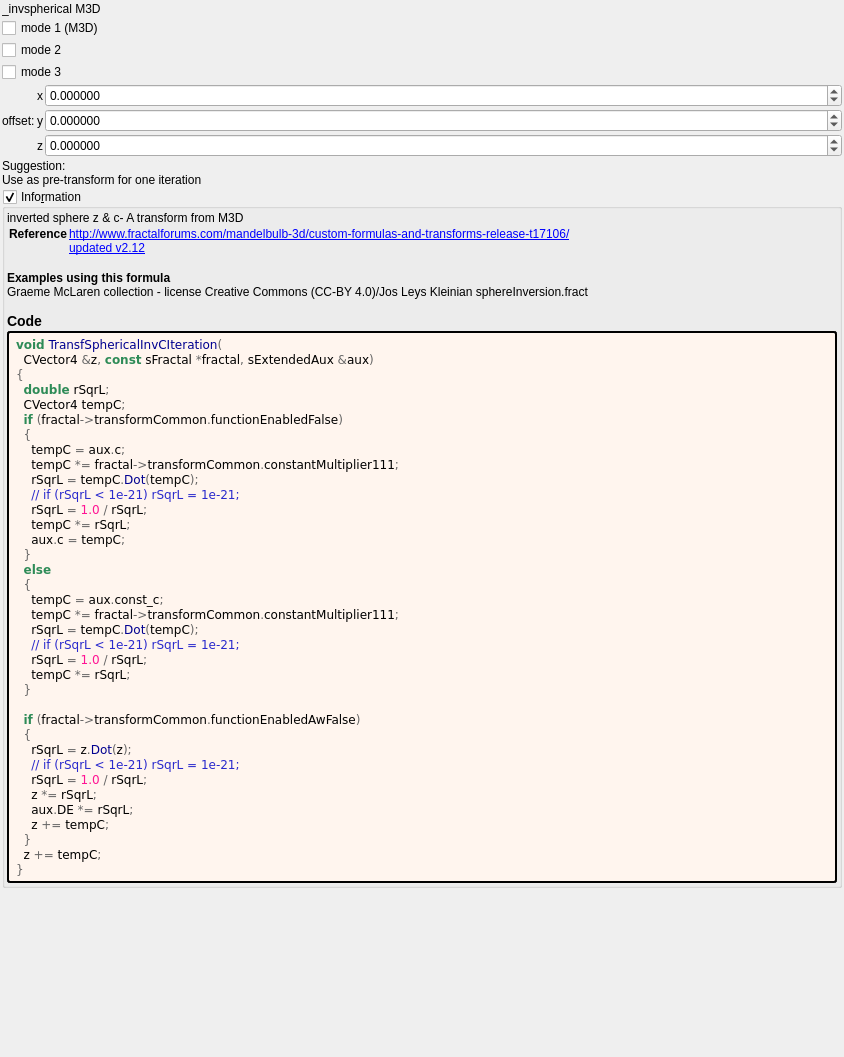
buddhi1980/mandelbulber2, file mandelbulber2/formula/ui/transf_spherical_coord_invs.ui: the form before one commit.
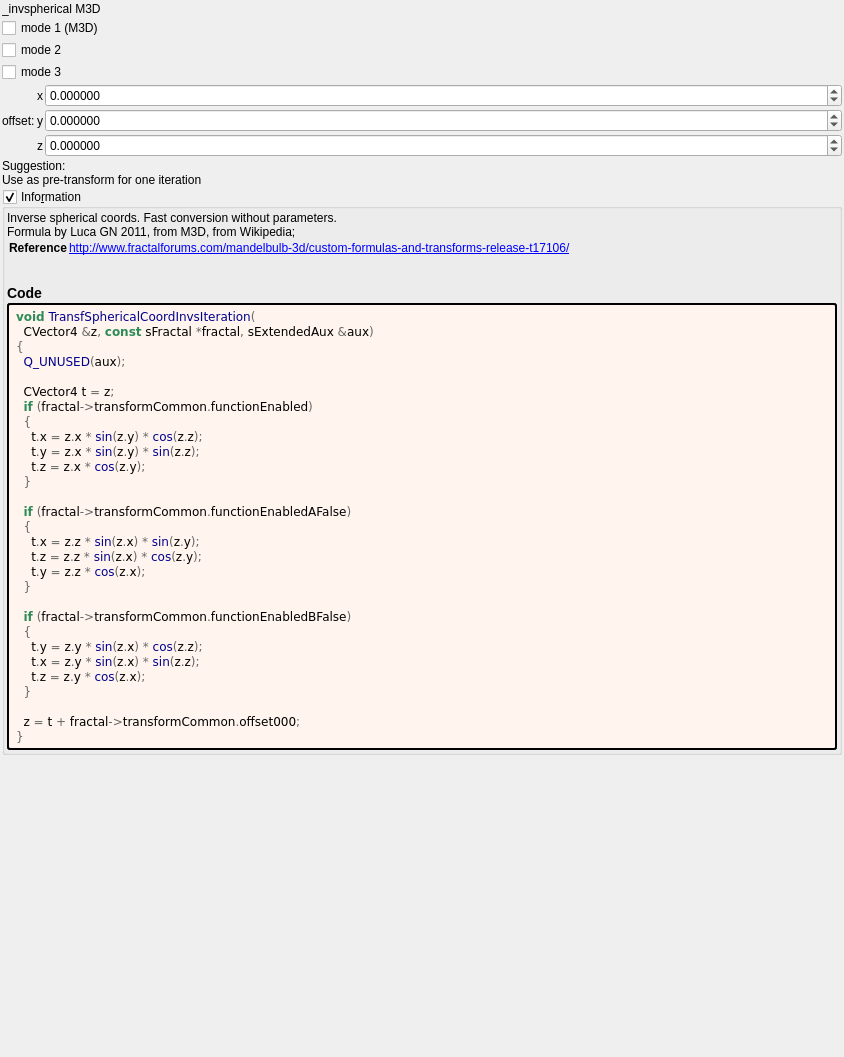
The form after the commit. Custom widgets are drawn as their Qt base class.

Commit message: Updated OpenCL formula codes and UIs

What changed in the file:
```diff
--- a/mandelbulber2/formula/ui/transf_spherical_coord_invs.ui
+++ b/mandelbulber2/formula/ui/transf_spherical_coord_invs.ui
@@ -224,12 +224,11 @@
       <item>
        <widget class="QLabel" name="label_information_general">
         <property name="text">
-         <string notr="true">&lt;p&gt;inverted sphere z &amp; c- A transform from M3D&lt;/p&gt;&lt;table&gt;
+         <string notr="true">&lt;p&gt;Inverse spherical coords. Fast conversion without parameters.&lt;br&gt;Formula by Luca GN 2011, from M3D, from Wikipedia;&lt;/p&gt;&lt;table&gt;
 &lt;tr&gt;&lt;th&gt;Reference&lt;/th&gt;&lt;td&gt;&lt;a href=&quot;http://www.fractalforums.com/mandelbulb-3d/custom-formulas-and-transforms-release-t17106/&quot;&gt;http://www.fractalforums.com/mandelbulb-3d/custom-formulas-and-transforms-release-t17106/&lt;br&gt;
-&lt;a href=&quot;updated v2.12&quot;&gt;updated v2.12&lt;br&gt;
 &lt;/td&gt;&lt;/tr&gt;
 &lt;/table&gt;
-&lt;br&gt;&lt;b&gt;Examples using this formula&lt;/b&gt;&lt;br&gt;Graeme McLaren  collection - license Creative Commons  (CC-BY 4.0)/Jos Leys Kleinian sphereInversion.fract&lt;h3&gt;Code&lt;/h3&gt;</string>
+&lt;h3&gt;Code&lt;/h3&gt;</string>
         </property>
         <property name="wordWrap">
          <bool>true</bool>
@@ -249,41 +248,34 @@
         </property>
         <property name="text">
          <string notr="true">&lt;body style=&quot;background-color:#fff5ee&quot;&gt;
-&lt;pre style=&quot;color:#000000; background-color:#fff5ee;  font-family:'Courier New',monospace;&quot;&gt;&lt;span style=&quot;color:#2e8b57; font-weight:bold&quot;&gt;void&lt;/span&gt; &lt;span style=&quot;color:#00008f&quot;&gt;TransfSphericalInvCIteration&lt;/span&gt;&lt;span style=&quot;color:#676767&quot;&gt;(&lt;/span&gt;
+&lt;pre style=&quot;color:#000000; background-color:#fff5ee;  font-family:'Courier New',monospace;&quot;&gt;&lt;span style=&quot;color:#2e8b57; font-weight:bold&quot;&gt;void&lt;/span&gt; &lt;span style=&quot;color:#00008f&quot;&gt;TransfSphericalCoordInvsIteration&lt;/span&gt;&lt;span style=&quot;color:#676767&quot;&gt;(&lt;/span&gt;
   CVector4 &lt;span style=&quot;color:#676767&quot;&gt;&amp;amp;&lt;/span&gt;z&lt;span style=&quot;color:#676767&quot;&gt;,&lt;/span&gt; &lt;span style=&quot;color:#2e8b57; font-weight:bold&quot;&gt;const&lt;/span&gt; sFractal &lt;span style=&quot;color:#676767&quot;&gt;*&lt;/span&gt;fractal&lt;span style=&quot;color:#676767&quot;&gt;,&lt;/span&gt; sExtendedAux &lt;span style=&quot;color:#676767&quot;&gt;&amp;amp;&lt;/span&gt;aux&lt;span style=&quot;color:#676767&quot;&gt;)&lt;/span&gt;
 &lt;span style=&quot;color:#676767&quot;&gt;{&lt;/span&gt;
-  &lt;span style=&quot;color:#2e8b57; font-weight:bold&quot;&gt;double&lt;/span&gt; rSqrL&lt;span style=&quot;color:#676767&quot;&gt;;&lt;/span&gt;
-  CVector4 tempC&lt;span style=&quot;color:#676767&quot;&gt;;&lt;/span&gt;
-  &lt;span style=&quot;color:#2e8b57; font-weight:bold&quot;&gt;if&lt;/span&gt; &lt;span style=&quot;color:#676767&quot;&gt;(&lt;/span&gt;fractal&lt;span style=&quot;color:#676767&quot;&gt;-&amp;gt;&lt;/span&gt;transformCommon&lt;span style=&quot;color:#676767&quot;&gt;.&lt;/span&gt;functionEnabledFalse&lt;span style=&quot;color:#676767&quot;&gt;)&lt;/span&gt;
+  &lt;span style=&quot;color:#00008f&quot;&gt;Q_UNUSED&lt;/span&gt;&lt;span style=&quot;color:#676767&quot;&gt;(&lt;/span&gt;aux&lt;span style=&quot;color:#676767&quot;&gt;);&lt;/span&gt;
+
+  CVector4 t &lt;span style=&quot;color:#676767&quot;&gt;=&lt;/span&gt; z&lt;span style=&quot;color:#676767&quot;&gt;;&lt;/span&gt;
+  &lt;span style=&quot;color:#2e8b57; font-weight:bold&quot;&gt;if&lt;/span&gt; &lt;span style=&quot;color:#676767&quot;&gt;(&lt;/span&gt;fractal&lt;span style=&quot;color:#676767&quot;&gt;-&amp;gt;&lt;/span&gt;transformCommon&lt;span style=&quot;color:#676767&quot;&gt;.&lt;/span&gt;functionEnabled&lt;span style=&quot;color:#676767&quot;&gt;)&lt;/span&gt;
   &lt;span style=&quot;color:#676767&quot;&gt;{&lt;/span&gt;
-    tempC &lt;span style=&quot;color:#676767&quot;&gt;=&lt;/span&gt; aux&lt;span style=&quot;color:#676767&quot;&gt;.&lt;/span&gt;c&lt;span style=&quot;color:#676767&quot;&gt;;&lt;/span&gt;
-    tempC &lt;span style=&quot;color:#676767&quot;&gt;*=&lt;/span&gt; fractal&lt;span style=&quot;color:#676767&quot;&gt;-&amp;gt;&lt;/span&gt;transformCommon&lt;span style=&quot;color:#676767&quot;&gt;.&lt;/span&gt;constantMultiplier111&lt;span style=&quot;color:#676767&quot;&gt;;&lt;/span&gt;
-    rSqrL &lt;span style=&quot;color:#676767&quot;&gt;=&lt;/span&gt; tempC&lt;span style=&quot;color:#676767&quot;&gt;.&lt;/span&gt;&lt;span style=&quot;color:#00008f&quot;&gt;Dot&lt;/span&gt;&lt;span style=&quot;color:#676767&quot;&gt;(&lt;/span&gt;tempC&lt;span style=&quot;color:#676767&quot;&gt;);&lt;/span&gt;
-    &lt;span style=&quot;color:#2929cc&quot;&gt;// if (rSqrL &amp;lt; 1e-21) rSqrL = 1e-21;&lt;/span&gt;
-    rSqrL &lt;span style=&quot;color:#676767&quot;&gt;=&lt;/span&gt; &lt;span style=&quot;color:#ff1493&quot;&gt;1.0&lt;/span&gt; &lt;span style=&quot;color:#676767&quot;&gt;/&lt;/span&gt; rSqrL&lt;span style=&quot;color:#676767&quot;&gt;;&lt;/span&gt;
-    tempC &lt;span style=&quot;color:#676767&quot;&gt;*=&lt;/span&gt; rSqrL&lt;span style=&quot;color:#676767&quot;&gt;;&lt;/span&gt;
-    aux&lt;span style=&quot;color:#676767&quot;&gt;.&lt;/span&gt;c &lt;span style=&quot;color:#676767&quot;&gt;=&lt;/span&gt; tempC&lt;span style=&quot;color:#676767&quot;&gt;;&lt;/span&gt;
+    t&lt;span style=&quot;color:#676767&quot;&gt;.&lt;/span&gt;x &lt;span style=&quot;color:#676767&quot;&gt;=&lt;/span&gt; z&lt;span style=&quot;color:#676767&quot;&gt;.&lt;/span&gt;x &lt;span style=&quot;color:#676767&quot;&gt;*&lt;/span&gt; &lt;span style=&quot;color:#00008f&quot;&gt;sin&lt;/span&gt;&lt;span style=&quot;color:#676767&quot;&gt;(&lt;/span&gt;z&lt;span style=&quot;color:#676767&quot;&gt;.&lt;/span&gt;y&lt;span style=&quot;color:#676767&quot;&gt;) *&lt;/span&gt; &lt;span style=&quot;color:#00008f&quot;&gt;cos&lt;/span&gt;&lt;span style=&quot;color:#676767&quot;&gt;(&lt;/span&gt;z&lt;span style=&quot;color:#676767&quot;&gt;.&lt;/span&gt;z&lt;span style=&quot;color:#676767&quot;&gt;);&lt;/span&gt;
+    t&lt;span style=&quot;color:#676767&quot;&gt;.&lt;/span&gt;y &lt;span style=&quot;color:#676767&quot;&gt;=&lt;/span&gt; z&lt;span style=&quot;color:#676767&quot;&gt;.&lt;/span&gt;x &lt;span style=&quot;color:#676767&quot;&gt;*&lt;/span&gt; &lt;span style=&quot;color:#00008f&quot;&gt;sin&lt;/span&gt;&lt;span style=&quot;color:#676767&quot;&gt;(&lt;/span&gt;z&lt;span style=&quot;color:#676767&quot;&gt;.&lt;/span&gt;y&lt;span style=&quot;color:#676767&quot;&gt;) *&lt;/span&gt; &lt;span style=&quot;color:#00008f&quot;&gt;sin&lt;/span&gt;&lt;span style=&quot;color:#676767&quot;&gt;(&lt;/span&gt;z&lt;span style=&quot;color:#676767&quot;&gt;.&lt;/span&gt;z&lt;span style=&quot;color:#676767&quot;&gt;);&lt;/span&gt;
+    t&lt;span style=&quot;color:#676767&quot;&gt;.&lt;/span&gt;z &lt;span style=&quot;color:#676767&quot;&gt;=&lt;/span&gt; z&lt;span style=&quot;color:#676767&quot;&gt;.&lt;/span&gt;x &lt;span style=&quot;color:#676767&quot;&gt;*&lt;/span&gt; &lt;span style=&quot;color:#00008f&quot;&gt;cos&lt;/span&gt;&lt;span style=&quot;color:#676767&quot;&gt;(&lt;/span&gt;z&lt;span style=&quot;color:#676767&quot;&gt;.&lt;/span&gt;y&lt;span style=&quot;color:#676767&quot;&gt;);&lt;/span&gt;
   &lt;span style=&quot;color:#676767&quot;&gt;}&lt;/span&gt;
-  &lt;span style=&quot;color:#2e8b57; font-weight:bold&quot;&gt;else&lt;/span&gt;
+
+  &lt;span style=&quot;color:#2e8b57; font-weight:bold&quot;&gt;if&lt;/span&gt; &lt;span style=&quot;color:#676767&quot;&gt;(&lt;/span&gt;fractal&lt;span style=&quot;color:#676767&quot;&gt;-&amp;gt;&lt;/span&gt;transformCommon&lt;span style=&quot;color:#676767&quot;&gt;.&lt;/span&gt;functionEnabledAFalse&lt;span style=&quot;color:#676767&quot;&gt;)&lt;/span&gt;
   &lt;span style=&quot;color:#676767&quot;&gt;{&lt;/span&gt;
-    tempC &lt;span style=&quot;color:#676767&quot;&gt;=&lt;/span&gt; aux&lt;span style=&quot;color:#676767&quot;&gt;.&lt;/span&gt;const_c&lt;span style=&quot;color:#676767&quot;&gt;;&lt;/span&gt;
-    tempC &lt;span style=&quot;color:#676767&quot;&gt;*=&lt;/span&gt; fractal&lt;span style=&quot;color:#676767&quot;&gt;-&amp;gt;&lt;/span&gt;transformCommon&lt;span style=&quot;color:#676767&quot;&gt;.&lt;/span&gt;constantMultiplier111&lt;span style=&quot;color:#676767&quot;&gt;;&lt;/span&gt;
-    rSqrL &lt;span style=&quot;color:#676767&quot;&gt;=&lt;/span&gt; tempC&lt;span style=&quot;color:#676767&quot;&gt;.&lt;/span&gt;&lt;span style=&quot;color:#00008f&quot;&gt;Dot&lt;/span&gt;&lt;span style=&quot;color:#676767&quot;&gt;(&lt;/span&gt;tempC&lt;span style=&quot;color:#676767&quot;&gt;);&lt;/span&gt;
-    &lt;span style=&quot;color:#2929cc&quot;&gt;// if (rSqrL &amp;lt; 1e-21) rSqrL = 1e-21;&lt;/span&gt;
-    rSqrL &lt;span style=&quot;color:#676767&quot;&gt;=&lt;/span&gt; &lt;span style=&quot;color:#ff1493&quot;&gt;1.0&lt;/span&gt; &lt;span style=&quot;color:#676767&quot;&gt;/&lt;/span&gt; rSqrL&lt;span style=&quot;color:#676767&quot;&gt;;&lt;/span&gt;
-    tempC &lt;span style=&quot;color:#676767&quot;&gt;*=&lt;/span&gt; rSqrL&lt;span style=&quot;color:#676767&quot;&gt;;&lt;/span&gt;
+    t&lt;span style=&quot;color:#676767&quot;&gt;.&lt;/span&gt;x &lt;span style=&quot;color:#676767&quot;&gt;=&lt;/span&gt; z&lt;span style=&quot;color:#676767&quot;&gt;.&lt;/span&gt;z &lt;span style=&quot;color:#676767&quot;&gt;*&lt;/span&gt; &lt;span style=&quot;color:#00008f&quot;&gt;sin&lt;/span&gt;&lt;span style=&quot;color:#676767&quot;&gt;(&lt;/span&gt;z&lt;span style=&quot;color:#676767&quot;&gt;.&lt;/span&gt;x&lt;span style=&quot;color:#676767&quot;&gt;) *&lt;/span&gt; &lt;span style=&quot;color:#00008f&quot;&gt;sin&lt;/span&gt;&lt;span style=&quot;color:#676767&quot;&gt;(&lt;/span&gt;z&lt;span style=&quot;color:#676767&quot;&gt;.&lt;/span&gt;y&lt;span style=&quot;color:#676767&quot;&gt;);&lt;/span&gt;
+    t&lt;span style=&quot;color:#676767&quot;&gt;.&lt;/span&gt;z &lt;span style=&quot;color:#676767&quot;&gt;=&lt;/span&gt; z&lt;span style=&quot;color:#676767&quot;&gt;.&lt;/span&gt;z &lt;span style=&quot;color:#676767&quot;&gt;*&lt;/span&gt; &lt;span style=&quot;color:#00008f&quot;&gt;sin&lt;/span&gt;&lt;span style=&quot;color:#676767&quot;&gt;(&lt;/span&gt;z&lt;span style=&quot;color:#676767&quot;&gt;.&lt;/span&gt;x&lt;span style=&quot;color:#676767&quot;&gt;) *&lt;/span&gt; &lt;span style=&quot;color:#00008f&quot;&gt;cos&lt;/span&gt;&lt;span style=&quot;color:#676767&quot;&gt;(&lt;/span&gt;z&lt;span style=&quot;color:#676767&quot;&gt;.&lt;/span&gt;y&lt;span style=&quot;color:#676767&quot;&gt;);&lt;/span&gt;
+    t&lt;span style=&quot;color:#676767&quot;&gt;.&lt;/span&gt;y &lt;span style=&quot;color:#676767&quot;&gt;=&lt;/span&gt; z&lt;span style=&quot;color:#676767&quot;&gt;.&lt;/span&gt;z &lt;span style=&quot;color:#676767&quot;&gt;*&lt;/span&gt; &lt;span style=&quot;color:#00008f&quot;&gt;cos&lt;/span&gt;&lt;span style=&quot;color:#676767&quot;&gt;(&lt;/span&gt;z&lt;span style=&quot;color:#676767&quot;&gt;.&lt;/span&gt;x&lt;span style=&quot;color:#676767&quot;&gt;);&lt;/span&gt;
   &lt;span style=&quot;color:#676767&quot;&gt;}&lt;/span&gt;
 
-  &lt;span style=&quot;color:#2e8b57; font-weight:bold&quot;&gt;if&lt;/span&gt; &lt;span style=&quot;color:#676767&quot;&gt;(&lt;/span&gt;fractal&lt;span style=&quot;color:#676767&quot;&gt;-&amp;gt;&lt;/span&gt;transformCommon&lt;span style=&quot;color:#676767&quot;&gt;.&lt;/span&gt;functionEnabledAwFalse&lt;span style=&quot;color:#676767&quot;&gt;)&lt;/span&gt;
+  &lt;span style=&quot;color:#2e8b57; font-weight:bold&quot;&gt;if&lt;/span&gt; &lt;span style=&quot;color:#676767&quot;&gt;(&lt;/span&gt;fractal&lt;span style=&quot;color:#676767&quot;&gt;-&amp;gt;&lt;/span&gt;transformCommon&lt;span style=&quot;color:#676767&quot;&gt;.&lt;/span&gt;functionEnabledBFalse&lt;span style=&quot;color:#676767&quot;&gt;)&lt;/span&gt;
   &lt;span style=&quot;color:#676767&quot;&gt;{&lt;/span&gt;
-    rSqrL &lt;span style=&quot;color:#676767&quot;&gt;=&lt;/span&gt; z&lt;span style=&quot;color:#676767&quot;&gt;.&lt;/span&gt;&lt;span style=&quot;color:#00008f&quot;&gt;Dot&lt;/span&gt;&lt;span style=&quot;color:#676767&quot;&gt;(&lt;/span&gt;z&lt;span style=&quot;color:#676767&quot;&gt;);&lt;/span&gt;
-    &lt;span style=&quot;color:#2929cc&quot;&gt;// if (rSqrL &amp;lt; 1e-21) rSqrL = 1e-21;&lt;/span&gt;
-    rSqrL &lt;span style=&quot;color:#676767&quot;&gt;=&lt;/span&gt; &lt;span style=&quot;color:#ff1493&quot;&gt;1.0&lt;/span&gt; &lt;span style=&quot;color:#676767&quot;&gt;/&lt;/span&gt; rSqrL&lt;span style=&quot;color:#676767&quot;&gt;;&lt;/span&gt;
-    z &lt;span style=&quot;color:#676767&quot;&gt;*=&lt;/span&gt; rSqrL&lt;span style=&quot;color:#676767&quot;&gt;;&lt;/span&gt;
-    aux&lt;span style=&quot;color:#676767&quot;&gt;.&lt;/span&gt;DE &lt;span style=&quot;color:#676767&quot;&gt;*=&lt;/span&gt; rSqrL&lt;span style=&quot;color:#676767&quot;&gt;;&lt;/span&gt;
-    z &lt;span style=&quot;color:#676767&quot;&gt;+=&lt;/span&gt; tempC&lt;span style=&quot;color:#676767&quot;&gt;;&lt;/span&gt;
+    t&lt;span style=&quot;color:#676767&quot;&gt;.&lt;/span&gt;y &lt;span style=&quot;color:#676767&quot;&gt;=&lt;/span&gt; z&lt;span style=&quot;color:#676767&quot;&gt;.&lt;/span&gt;y &lt;span style=&quot;color:#676767&quot;&gt;*&lt;/span&gt; &lt;span style=&quot;color:#00008f&quot;&gt;sin&lt;/span&gt;&lt;span style=&quot;color:#676767&quot;&gt;(&lt;/span&gt;z&lt;span style=&quot;color:#676767&quot;&gt;.&lt;/span&gt;x&lt;span style=&quot;color:#676767&quot;&gt;) *&lt;/span&gt; &lt;span style=&quot;color:#00008f&quot;&gt;cos&lt;/span&gt;&lt;span style=&quot;color:#676767&quot;&gt;(&lt;/span&gt;z&lt;span style=&quot;color:#676767&quot;&gt;.&lt;/span&gt;z&lt;span style=&quot;color:#676767&quot;&gt;);&lt;/span&gt;
+    t&lt;span style=&quot;color:#676767&quot;&gt;.&lt;/span&gt;x &lt;span style=&quot;color:#676767&quot;&gt;=&lt;/span&gt; z&lt;span style=&quot;color:#676767&quot;&gt;.&lt;/span&gt;y &lt;span style=&quot;color:#676767&quot;&gt;*&lt;/span&gt; &lt;span style=&quot;color:#00008f&quot;&gt;sin&lt;/span&gt;&lt;span style=&quot;color:#676767&quot;&gt;(&lt;/span&gt;z&lt;span style=&quot;color:#676767&quot;&gt;.&lt;/span&gt;x&lt;span style=&quot;color:#676767&quot;&gt;) *&lt;/span&gt; &lt;span style=&quot;color:#00008f&quot;&gt;sin&lt;/span&gt;&lt;span style=&quot;color:#676767&quot;&gt;(&lt;/span&gt;z&lt;span style=&quot;color:#676767&quot;&gt;.&lt;/span&gt;z&lt;span style=&quot;color:#676767&quot;&gt;);&lt;/span&gt;
+    t&lt;span style=&quot;color:#676767&quot;&gt;.&lt;/span&gt;z &lt;span style=&quot;color:#676767&quot;&gt;=&lt;/span&gt; z&lt;span style=&quot;color:#676767&quot;&gt;.&lt;/span&gt;y &lt;span style=&quot;color:#676767&quot;&gt;*&lt;/span&gt; &lt;span style=&quot;color:#00008f&quot;&gt;cos&lt;/span&gt;&lt;span style=&quot;color:#676767&quot;&gt;(&lt;/span&gt;z&lt;span style=&quot;color:#676767&quot;&gt;.&lt;/span&gt;x&lt;span style=&quot;color:#676767&quot;&gt;);&lt;/span&gt;
   &lt;span style=&quot;color:#676767&quot;&gt;}&lt;/span&gt;
-  z &lt;span style=&quot;color:#676767&quot;&gt;+=&lt;/span&gt; tempC&lt;span style=&quot;color:#676767&quot;&gt;;&lt;/span&gt;
+
+  z &lt;span style=&quot;color:#676767&quot;&gt;=&lt;/span&gt; t &lt;span style=&quot;color:#676767&quot;&gt;+&lt;/span&gt; fractal&lt;span style=&quot;color:#676767&quot;&gt;-&amp;gt;&lt;/span&gt;transformCommon&lt;span style=&quot;color:#676767&quot;&gt;.&lt;/span&gt;offset000&lt;span style=&quot;color:#676767&quot;&gt;;&lt;/span&gt;
 &lt;span style=&quot;color:#676767&quot;&gt;}&lt;/span&gt;
 &lt;/pre&gt;
 &lt;/body&gt;</string>
```
Left out of the diff: 4 changed lines with no effect on the pictures. The commit also changes 68 other files.
